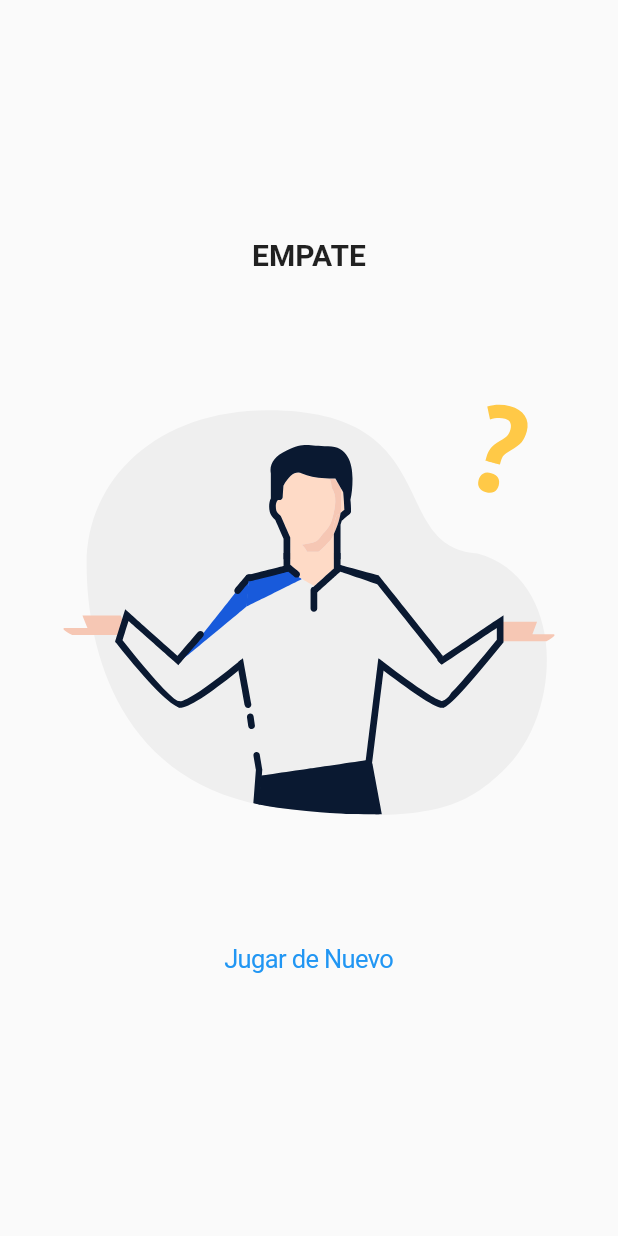
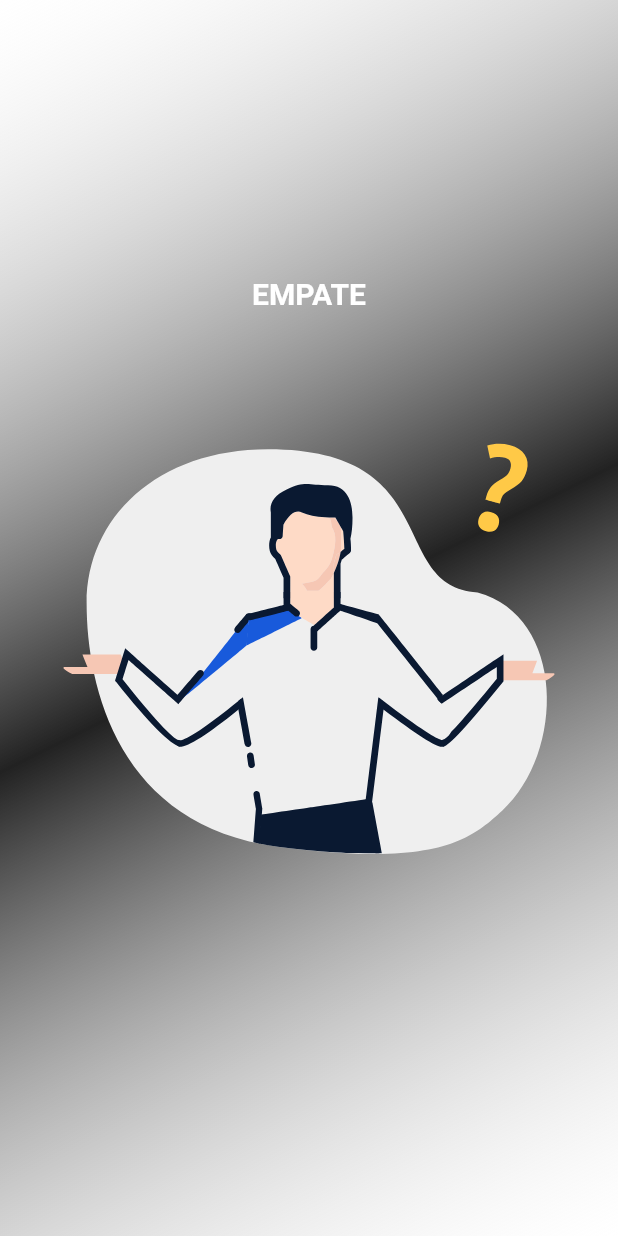
Before and after one commit to yeferfer/triqui, a Flutter app: the TiePage screen opened directly, on a phone screen of 412 x 824 dp. Run offline on Flutter 3.47's test engine with Material 2 defaults, Android fonts, the phone set to English and light mode, and no system bars; our stand-ins replace lottie.

Commit message:
tied page frontend

```diff
--- a/lib/pages/tied_page.dart
+++ b/lib/pages/tied_page.dart
@@ -9,23 +9,34 @@ class TiePage extends StatelessWidget {
 
   @override
   Widget build(BuildContext context) {
-    return Scaffold(
+    return Container(
+      decoration: const BoxDecoration(
+        gradient: LinearGradient(
+            begin: Alignment.topLeft,
+            end: Alignment.bottomRight,
+            colors: [Colors.white10, Colors.black87, Colors.white12]),
+      ),
+      child: Scaffold(
+        backgroundColor: Colors.transparent,
         body: Align(
           alignment: Alignment.center,
           child: Column(
             mainAxisAlignment: MainAxisAlignment.center,
             children: [
-            Text("Empate".toUpperCase(),
-              style: const TextStyle(fontSize: 20, fontWeight: FontWeight.bold),
+              Text(
+                "Empate".toUpperCase(),
+                style: const TextStyle(
+                    fontSize: 20,
+                    fontWeight: FontWeight.bold,
+                    color: Colors.white),
               ),
               const SizedBox(height: 20),
-            Padding(
+              GestureDetector(
+                child: Padding(
                   padding: const EdgeInsets.all(8.0),
                   child: Lottie.asset("assets/lottie/tied.json"),
                 ),
-            CupertinoButton(
-              child: const Text("Jugar de Nuevo"),
-              onPressed: () {
+                onTap: () {
                   Navigator.pushReplacement(
                     context,
                     MaterialPageRoute(builder: (context) => const TriquiPage()),
@@ -35,6 +46,7 @@ class TiePage extends StatelessWidget {
             ],
           ),
         ),
+      ),
     );
   }
 }
```
Lines whose indentation alone changed are shown as unchanged.
